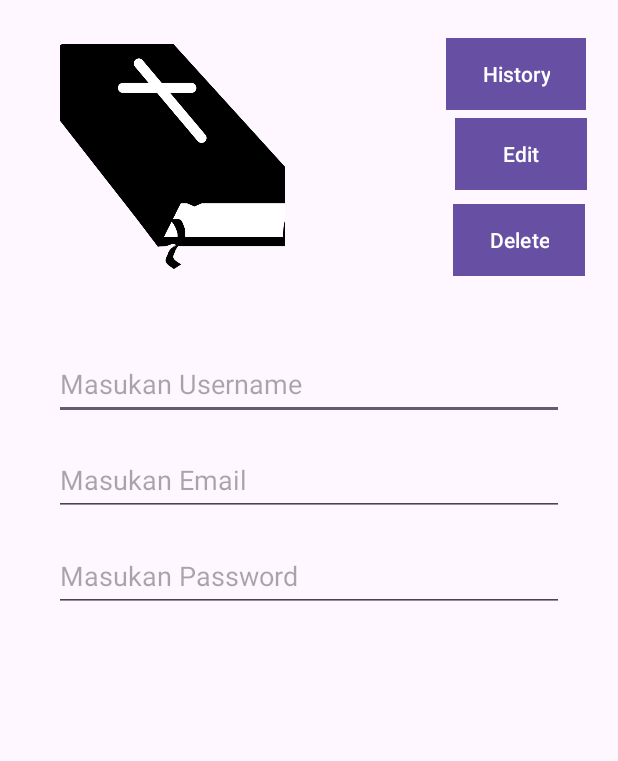
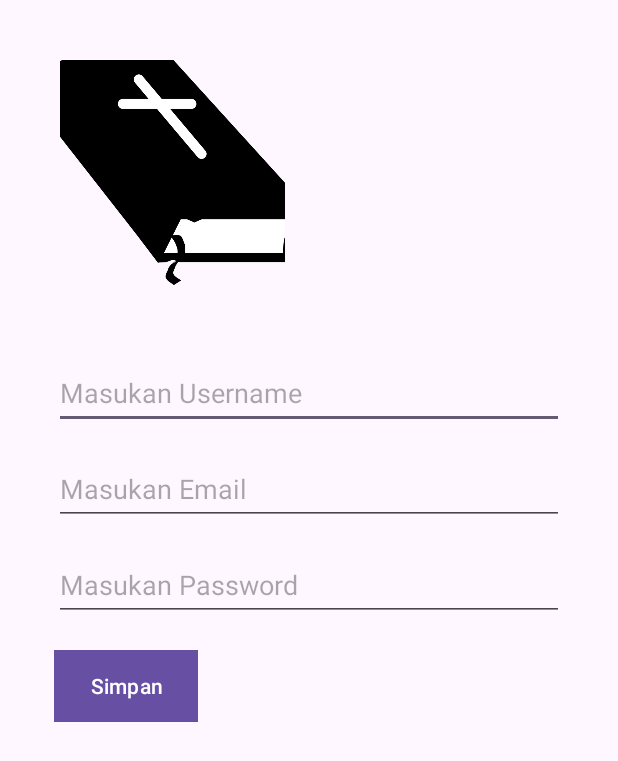
Before and after one commit to Rinkuu253/praktek-andorid-uas, an Android app: the edit_user screen opened directly, with no data from a screen before it, on a phone screen of 412 x 824 dp. Shown: the top 761 px of the screen. Run offline under Robolectric (Android 15) with nearby library versions, the phone set to English and light mode, and no system bars.

Commit message:
Edit Sedikit

```diff
--- a/app/src/main/res/layout/activity_edit_user.xml
+++ b/app/src/main/res/layout/activity_edit_user.xml
@@ -5,96 +5,68 @@
     android:layout_height="match_parent"
     android:padding="20dp">
 
-    <!-- Button for View History -->
-
-
-
     <ImageView
         android:id="@+id/profile_picture"
         android:layout_width="150dp"
         android:layout_height="150dp"
-        android:layout_below="@id/button_view_history"
         android:layout_alignParentStart="true"
         android:layout_marginStart="20dp"
-        android:layout_marginTop="-44dp"
+        android:layout_marginTop="20dp"
         android:contentDescription="PhotoProfile"
         android:scaleType="centerCrop"
         android:src="@drawable/default_book_image" />
-
-    <Button
-        android:id="@+id/button_view_history"
-        android:layout_width="wrap_content"
-        android:layout_height="wrap_content"
-        android:layout_marginStart="107dp"
-        android:layout_marginTop="5dp"
-        android:layout_toEndOf="@+id/profile_picture"
-        android:background="@color/blue"
-        android:text="History" />
-
-    <Button
-        android:id="@+id/button_edit"
-        android:layout_width="wrap_content"
-        android:layout_height="wrap_content"
-        android:layout_below="@+id/button_view_history"
-        android:layout_marginStart="113dp"
-        android:layout_marginTop="5dp"
-        android:layout_toEndOf="@+id/profile_picture"
-        android:background="@color/blue"
-        android:text="Edit" />
-
-    <Button
-        android:id="@+id/button_delete"
-        android:layout_width="wrap_content"
-        android:layout_height="wrap_content"
-        android:layout_below="@+id/button_edit"
-        android:layout_marginStart="112dp"
-        android:layout_marginTop="9dp"
-        android:layout_toEndOf="@+id/profile_picture"
-        android:background="@color/red"
-        android:text="Delete" />
 
     <EditText
         android:id="@+id/edit_text_name"
         android:layout_width="match_parent"
         android:layout_height="48dp"
-        android:inputType="text"
-        android:hint="Masukan Username"
-        android:layout_below="@id/button_delete"
+        android:layout_below="@id/profile_picture"
+        android:layout_marginTop="48dp"
+        android:layout_marginStart="16dp"
+        android:layout_marginEnd="16dp"
         android:layout_alignParentStart="true"
         android:layout_alignParentEnd="true"
-        android:layout_marginStart="16dp"
-        android:layout_marginTop="48dp"
-        android:layout_marginEnd="16dp"/>
+        android:inputType="text"
+        android:hint="Masukan Username" />
 
     <!-- Email EditText -->
     <EditText
         android:id="@+id/edit_text_email"
         android:layout_width="match_parent"
         android:layout_height="48dp"
-        android:hint="Masukan Email"
         android:layout_below="@id/edit_text_name"
+        android:layout_marginTop="16dp"
+        android:layout_marginStart="16dp"
+        android:layout_marginEnd="16dp"
         android:layout_alignParentStart="true"
         android:layout_alignParentEnd="true"
-        android:layout_marginStart="16dp"
-        android:layout_marginTop="16dp"
-        android:layout_marginEnd="16dp"
-        android:inputType="textEmailAddress"/>
+        android:inputType="textEmailAddress"
+        android:hint="Masukan Email" />
 
     <!-- Password EditText -->
     <EditText
         android:id="@+id/edit_text_password"
         android:layout_width="match_parent"
         android:layout_height="48dp"
-        android:hint="Masukan Password"
         android:layout_below="@id/edit_text_email"
+        android:layout_marginTop="16dp"
+        android:layout_marginStart="16dp"
+        android:layout_marginEnd="16dp"
         android:layout_alignParentStart="true"
         android:layout_alignParentEnd="true"
+        android:inputType="textPassword"
+        android:hint="Masukan Password" />
+
+    <!-- Button for View History -->
+    <Button
+        android:id="@+id/btnSave"
+        android:layout_width="wrap_content"
+        android:layout_height="wrap_content"
+        android:layout_below="@+id/edit_text_password"
+        android:layout_alignParentStart="true"
         android:layout_marginStart="16dp"
-        android:layout_marginTop="16dp"
-        android:layout_marginEnd="16dp"
-        android:inputType="textPassword"/>
-
-    <!-- Button for Delete -->
-
+        android:layout_marginTop="19dp"
+        android:background="@color/blue"
+        android:text="Simpan" />
 
 </RelativeLayout>
--- a/app/src/main/res/layout/activity_tambah_user.xml
+++ b/app/src/main/res/layout/activity_tambah_user.xml
@@ -59,7 +59,7 @@
 
     <!-- Button for View History -->
     <Button
-        android:id="@+id/button_view_history"
+        android:id="@+id/btnSave"
         android:layout_width="wrap_content"
         android:layout_height="wrap_content"
         android:layout_below="@+id/edit_text_password"
```
